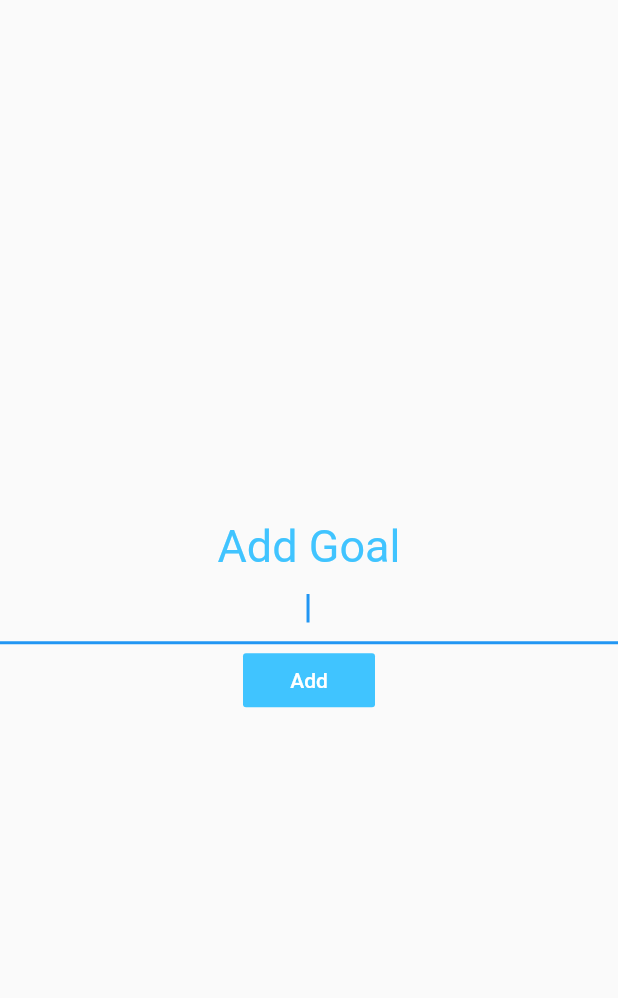
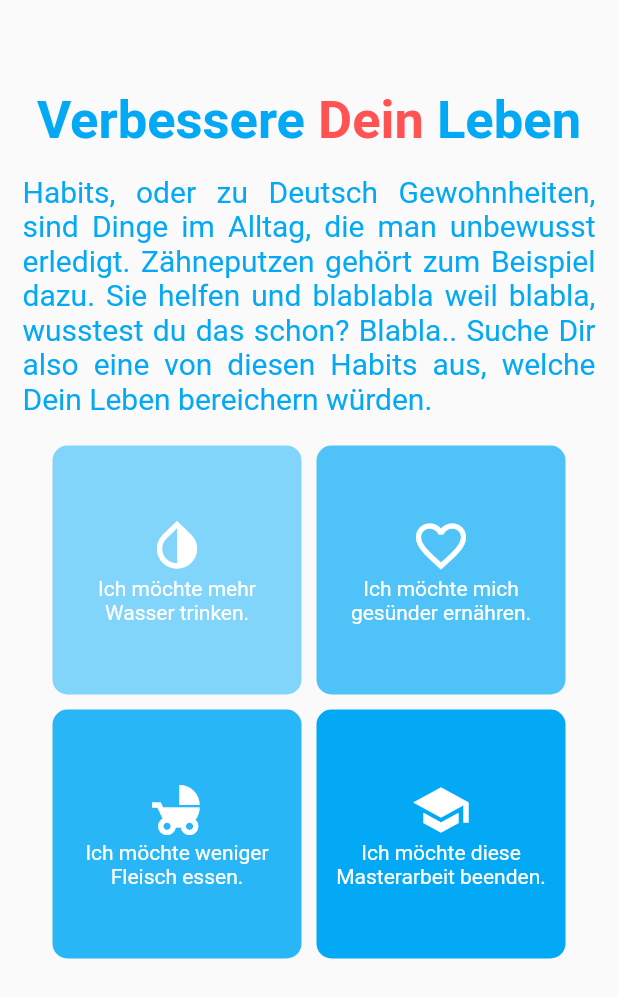
Before and after one commit to PAtB1992/habit_buddy, a Flutter app: the AddHabit screen opened by its route, on a phone screen of 412 x 824 dp. Shown: the top 998 px of the screen. Run offline on Flutter 3.47's test engine with Material 2 defaults, Android fonts, the phone set to English and light mode, and no system bars; our stand-ins replace cloud_firestore, firebase_auth, firebase_core, modal_progress_hud; accounts and stored records are empty.

Commit message:
Added database connection and adding habit templates from firestore

```diff
--- a/lib/components/goal.dart
+++ b/lib/components/goal.dart
@@ -2,11 +2,15 @@ import 'package:flutter/material.dart';
 
 class Goal {
   final String name;
+  final String description;
   bool isDone;
   int repetitions;
   final IconData goalIcon;
 
-//  TODO Symbol für Goal hinzufügen
-
-  Goal({this.name, this.isDone = false, this.repetitions = 0, this.goalIcon});
+  Goal(
+      {this.name,
+      this.description,
+      this.isDone = false,
+      this.repetitions = 0,
+      this.goalIcon});
 }
--- a/lib/components/goal_data.dart
+++ b/lib/components/goal_data.dart
@@ -21,8 +21,8 @@ class GoalData extends ChangeNotifier {
   }
 
 //Adds a new goal to the list
-  void addGoal(String newGoalTitle) {
-    final goal = Goal(name: newGoalTitle);
+  void addGoal(String newGoalTitle, newGoalDescription) {
+    final goal = Goal(name: newGoalTitle, description: newGoalDescription);
     _goals.add(goal);
     notifyListeners();
   }
--- /dev/null
+++ b/lib/components/habit_selection_card.dart
@@ -0,0 +1,39 @@
+import 'package:flutter/material.dart';
+
+class HabitSelectionCard extends StatelessWidget {
+  HabitSelectionCard({this.color, this.cardText, this.onPress, this.habitIcon});
+  final Color color;
+  final String cardText;
+  final Function onPress;
+  final IconData habitIcon;
+
+  @override
+  Widget build(BuildContext context) {
+    return GestureDetector(
+      onTap: onPress,
+      child: Container(
+        alignment: Alignment(0, 0),
+        padding: EdgeInsets.all(8),
+        child: Column(
+          mainAxisAlignment: MainAxisAlignment.center,
+          children: <Widget>[
+            Icon(
+              habitIcon,
+              size: 40,
+              color: Colors.white,
+            ),
+            Text(
+              cardText,
+              textAlign: TextAlign.center,
+              style: TextStyle(color: Colors.white),
+            ),
+          ],
+        ),
+        decoration: BoxDecoration(
+          color: color,
+          borderRadius: BorderRadius.circular(10.0),
+        ),
+      ),
+    );
+  }
+}
--- a/lib/main.dart
+++ b/lib/main.dart
@@ -10,6 +10,7 @@ import 'screens/add_habit_screen.dart';
 import 'screens/welcome_screen.dart';
 import 'screens/registration_screen.dart';
 import 'screens/login_screen.dart';
+import 'package:habit_buddy/screens/more_water_screen.dart';
 
 void main() => runApp(HabitBuddy());
 
@@ -29,6 +30,7 @@ class HabitBuddy extends StatelessWidget {
             Friends.id: (context) => Friends(),
             ExampleHabit.id: (context) => ExampleHabit(),
             AddHabit.id: (context) => AddHabit(),
+            MoreWater.id: (context) => MoreWater(),
           }),
     );
   }
--- a/lib/screens/add_habit_screen.dart
+++ b/lib/screens/add_habit_screen.dart
@@ -1,48 +1,82 @@
+import 'package:flutter/cupertino.dart';
 import 'package:flutter/material.dart';
+import 'package:habit_buddy/components/habit_selection_card.dart';
 import 'package:provider/provider.dart';
 import 'package:habit_buddy/components/goal_data.dart';
+import 'package:habit_buddy/screens/more_water_screen.dart';
 
 class AddHabit extends StatelessWidget {
   static const String id = 'add_habit_screen';
-  String newGoalTitle;
 
   @override
   Widget build(BuildContext context) {
     return Scaffold(
       body: Container(
-//        padding: EdgeInsets.only(top: 60),
+        padding: EdgeInsets.only(left: 15, right: 15, top: 60),
         child: Column(
-          mainAxisAlignment: MainAxisAlignment.center,
+          mainAxisAlignment: MainAxisAlignment.start,
           children: <Widget>[
-            Text(
-              'Add Goal',
-              textAlign: TextAlign.center,
-              style: TextStyle(
-                fontSize: 30.0,
-                color: Colors.lightBlueAccent,
+            RichText(
+              text: TextSpan(
+                text: 'Verbessere ',
+                style: TextStyle(
+                    fontSize: 35,
+                    color: Colors.lightBlue,
+                    fontWeight: FontWeight.bold),
+                children: <TextSpan>[
+                  TextSpan(
+                      text: 'Dein ', style: TextStyle(color: Colors.redAccent)),
+                  TextSpan(
+                    text: 'Leben',
+                  ),
+                ],
               ),
             ),
-            TextField(
-              autofocus: true,
-              textAlign: TextAlign.center,
-              onChanged: (newText) {
-                newGoalTitle = newText;
-              },
+            SizedBox(
+              height: 15,
             ),
-            FlatButton(
-              child: Text(
-                'Add',
-                style: TextStyle(
-                  color: Colors.white,
-                ),
+            Text(
+              'Habits, oder zu Deutsch Gewohnheiten, sind Dinge im Alltag, die man unbewusst erledigt. Zähneputzen gehört zum Beispiel dazu. Sie helfen und blablabla weil blabla, wusstest du das schon? Blabla.. Suche Dir also eine von diesen Habits aus, welche Dein Leben bereichern würden.',
+              textAlign: TextAlign.justify,
+              style: TextStyle(
+                fontSize: 20.0,
+                color: Colors.lightBlue,
               ),
-              color: Colors.lightBlueAccent,
-              onPressed: () {
-                Provider.of<GoalData>(context, listen: false)
-                    .addGoal(newGoalTitle);
-                Navigator.pop(context);
-              },
             ),
+            Flexible(
+              child: GridView.count(
+                primary: false,
+                padding: const EdgeInsets.all(20),
+                crossAxisSpacing: 10,
+                mainAxisSpacing: 10,
+                crossAxisCount: 2,
+                children: <Widget>[
+                  HabitSelectionCard(
+                    color: Colors.lightBlue[200],
+                    onPress: () {
+                      Navigator.pushNamed(context, MoreWater.id);
+                    },
+                    habitIcon: Icons.invert_colors,
+                    cardText: 'Ich möchte mehr Wasser trinken.',
+                  ),
+                  HabitSelectionCard(
+                    color: Colors.lightBlue[300],
+                    habitIcon: Icons.favorite_border,
+                    cardText: 'Ich möchte mich gesünder ernähren.',
+                  ),
+                  HabitSelectionCard(
+                    color: Colors.lightBlue[400],
+                    habitIcon: Icons.child_friendly,
+                    cardText: 'Ich möchte weniger Fleisch essen.',
+                  ),
+                  HabitSelectionCard(
+                    color: Colors.lightBlue[500],
+                    habitIcon: Icons.school,
+                    cardText: 'Ich möchte diese Masterarbeit beenden.',
+                  ),
+                ],
+              ),
+            )
           ],
         ),
       ),
--- a/lib/screens/home_screen.dart
+++ b/lib/screens/home_screen.dart
@@ -14,7 +14,6 @@ class HomeScreen extends StatefulWidget {
   _HomeScreenState createState() => _HomeScreenState();
 }
 
-//TODO use hero animation for buddy icon
 class _HomeScreenState extends State<HomeScreen> {
   @override
   Widget build(BuildContext context) {
--- a/lib/screens/welcome_screen.dart
+++ b/lib/screens/welcome_screen.dart
@@ -1,7 +1,6 @@
 import 'package:flutter/material.dart';
 import 'login_screen.dart';
 import 'registration_screen.dart';
-import 'package:animated_text_kit/animated_text_kit.dart';
 import 'package:habit_buddy/components/rounded_button.dart';
 
 class WelcomeScreen extends StatefulWidget {
--- a/lib/services/connection_service.dart
+++ b/lib/services/connection_service.dart
@@ -1,3 +1,5 @@
 import 'package:flutter/material.dart';
 import 'package:firebase_core/firebase_core.dart';
 import 'package:firebase_auth/firebase_auth.dart';
+
+//TODO irgendwie cooles zeug machen
--- a/pubspec.yaml
+++ b/pubspec.yaml
@@ -16,8 +16,8 @@ dependencies:
   provider: ^4.0.4
   firebase_core: ^0.4.4+3
   firebase_auth: ^0.15.5+3
+  cloud_firestore: ^0.13.4+2
   modal_progress_hud: ^0.1.3
-  animated_text_kit: ^2.0.0
 
 dev_dependencies:
   flutter_test:
```
Also changed, not shown: lib/screens/more_water_screen.dart (added, +43 -0 lines), lib/services/get_habit_template.dart (added, +17 -0 lines), pubspec.lock, 2 other files.
